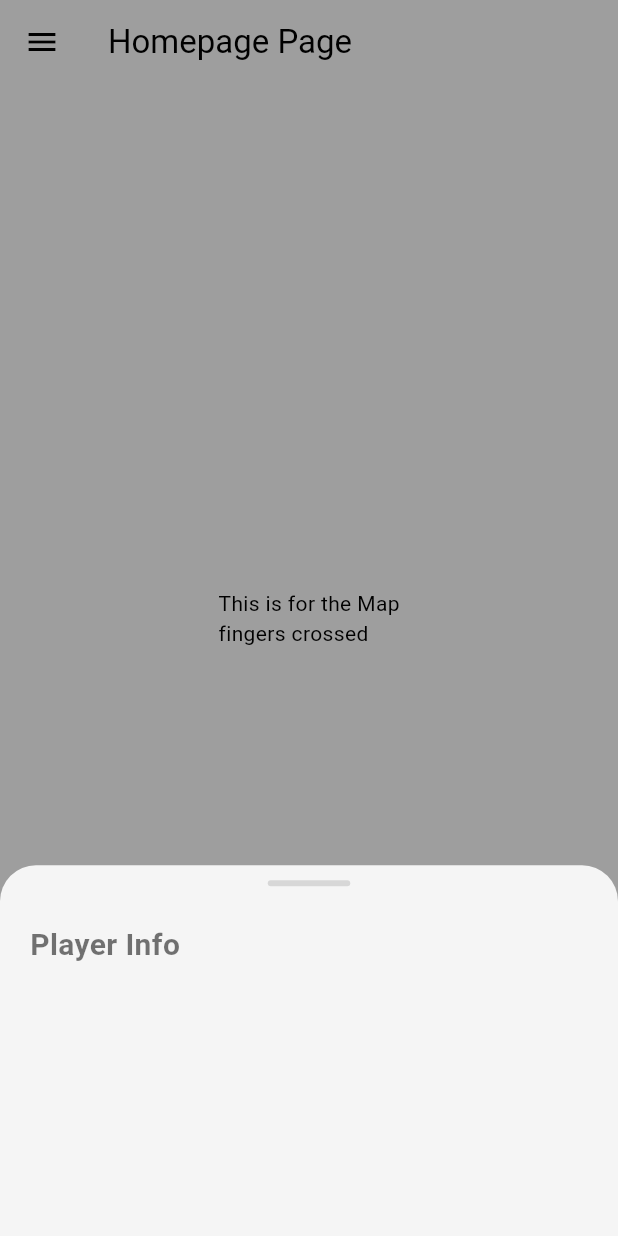
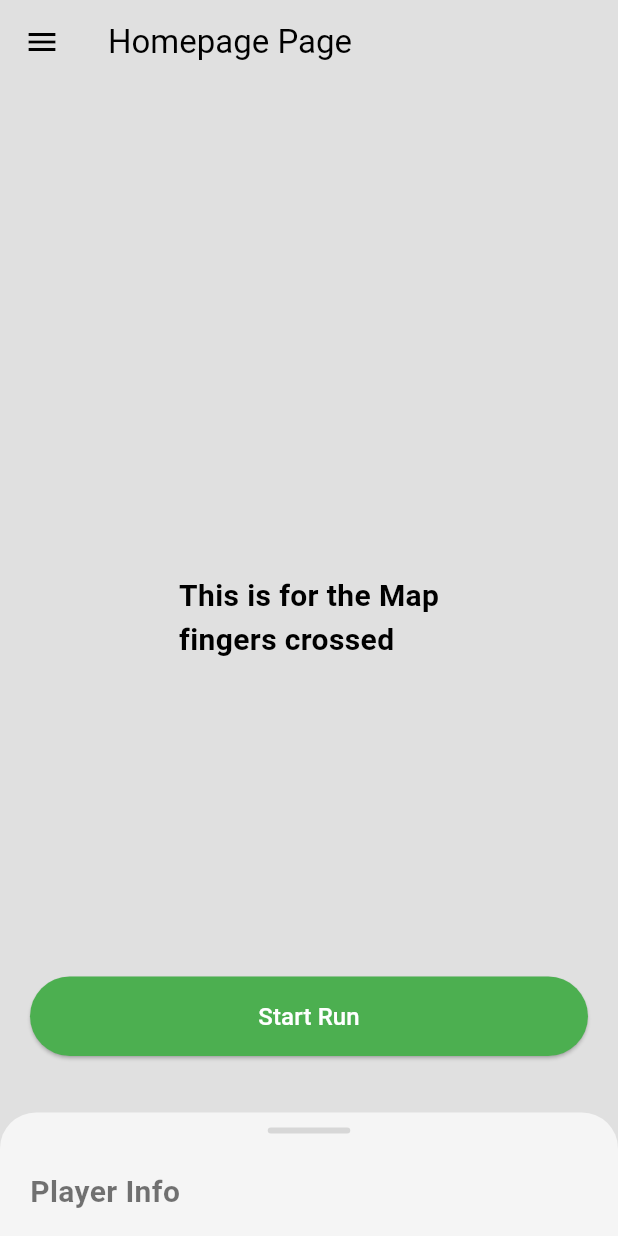
Before and after one commit to jaydentosul/fit_ness_territory, a Flutter app: the HomePage screen opened by its route, on a phone screen of 412 x 824 dp. Run offline on Flutter 3.47's test engine with Material 3 defaults, Android fonts, the phone set to English and light mode, and no system bars.

Commit message:
completed timer features (start, pause, reset and summary of run)

```diff
--- a/lib/components/my_bottom_sheet.dart
+++ b/lib/components/my_bottom_sheet.dart
@@ -6,8 +6,8 @@ class MyBottomSheet extends StatelessWidget{
   @override
   Widget build(BuildContext context) {
     return DraggableScrollableSheet(
-      initialChildSize: 0.30,//initial start of the sheet
-      minChildSize: 0.15,
+      initialChildSize: 0.10,//initial start of the sheet
+      minChildSize: 0.02,
       maxChildSize: 0.8,
       builder: (context, scrollController) {
         return Container(
@@ -55,7 +55,7 @@ class MyBottomSheet extends StatelessWidget{
                 ),
               ),
 
-              const SizedBox(height: 10),
+              const SizedBox(height: 10)
             ],
           ),
         );
--- a/lib/main.dart
+++ b/lib/main.dart
@@ -6,6 +6,7 @@ import 'package:fit_ness_territory/pages/scoreboard_page.dart';
 import 'package:fit_ness_territory/pages/settings_page.dart';
 import 'package:fit_ness_territory/themes/my_themes.dart';
 import 'package:flutter/material.dart';
+import 'package:fit_ness_territory/pages/timer_page.dart';
 
 void main() {
   runApp(const MyApp());
@@ -29,6 +30,7 @@ class MyApp extends StatelessWidget {
         '/my_profile_page': (context) => const MyProfilePage(),
         '/settings_page':   (context) => const SettingsPage(),
         '/scoreboard_page': (context) => const ScoreboardPage(),
+        '/timer_page':      (context) => const TimerPage(),
       },
 
     );
--- a/lib/pages/home_page.dart
+++ b/lib/pages/home_page.dart
@@ -1,35 +1,116 @@
 import 'package:flutter/material.dart';
 import '../components/my_bottom_sheet.dart';
 import '../components/my_drawer.dart';
+import 'timer_page.dart';
 
+class HomePage extends StatefulWidget {
+  const HomePage({super.key});
 
-class HomePage extends StatelessWidget {
-  const HomePage({super.key});
+  @override
+  State<HomePage> createState() => _HomePageState();
+}
+
+class _HomePageState extends State<HomePage> {
+  int? lastRunTime;
+
+  String formatTime(int seconds) {
+    final mins = (seconds ~/ 60).toString().padLeft(2, '0');
+    final secs = (seconds % 60).toString().padLeft(2, '0');
+    return "$mins:$secs";
+  }
 
   @override
   Widget build(BuildContext context) {
     return Scaffold(
       extendBodyBehindAppBar: true,
+
       appBar: AppBar(
         backgroundColor: Colors.transparent,
-        // foregroundColor: Theme.of(context).colorScheme.inversePrimary,
-        title: Text('Homepage Page'),
+        title: const Text('Homepage Page'),
       ),
 
       body: Stack(
         children: [
-          //for the map
+
+          //  Map placeholder
           Container(
-            color: Colors.grey,
-            child: Center(child: Text('This is for the Map\n'
-                'fingers crossed')),
+            color: Colors.grey[300],
+            child: const Center(
+              child: Text(
+                "This is for the Map\nfingers crossed",
+                style: TextStyle(
+                  fontSize: 20,
+                  fontWeight: FontWeight.bold,
+                ),
+              ),
+            ),
           ),
 
-          const MyBottomSheet(),  // ---> This is the Bottom draggable sheet
+          // Last Run display
+          if (lastRunTime != null)
+            Positioned(
+              top: 120,
+              left: 20,
+              child: Container(
+                padding: const EdgeInsets.all(10),
+                decoration: BoxDecoration(
+                  color: Colors.black54,
+                  borderRadius: BorderRadius.circular(10),
+                ),
+                child: Text(
+                  "Last Run: ${formatTime(lastRunTime!)} s",
+                  style: const TextStyle(color: Colors.white),
+                ),
+              ),
+            ),
+
+          // Bottom Sheet
+          const MyBottomSheet(),
+
+          // Start Run Button
+          Positioned(
+            bottom: 120,
+            left: 20,
+            right: 20,
+            child: ElevatedButton(
+              style: ElevatedButton.styleFrom(
+                backgroundColor: Colors.green, // start color
+                foregroundColor: Colors.white,
+                padding: const EdgeInsets.symmetric(vertical: 15),
+                shape: RoundedRectangleBorder(
+                  borderRadius: BorderRadius.circular(30),
+                ),
+              ),
+              onPressed: () async {
+                final result = await Navigator.push(
+                  context,
+                  MaterialPageRoute(
+                    builder: (context) => const TimerPage(),
+                  ),
+                );
+
+                if (result != null) {
+                  setState(() {
+                    lastRunTime = result;
+                  });
+
+                  ScaffoldMessenger.of(context).showSnackBar(
+                    SnackBar(
+                      content: Text("Run time: $result seconds"),
+                    ),
+                  );
+                }
+              },
+              child: const Text(
+                "Start Run",
+                style: TextStyle(fontSize: 16),
+              ),
+            ),
+          ),
         ],
+      ),
 
-      ),
-      drawer: MyDrawer(), // ---> This is the top left menu Drawer
+      drawer: MyDrawer(),
     );
   }
 }
```
Also changed, not shown: lib/pages/timer_page.dart (added, +195 -0 lines).
